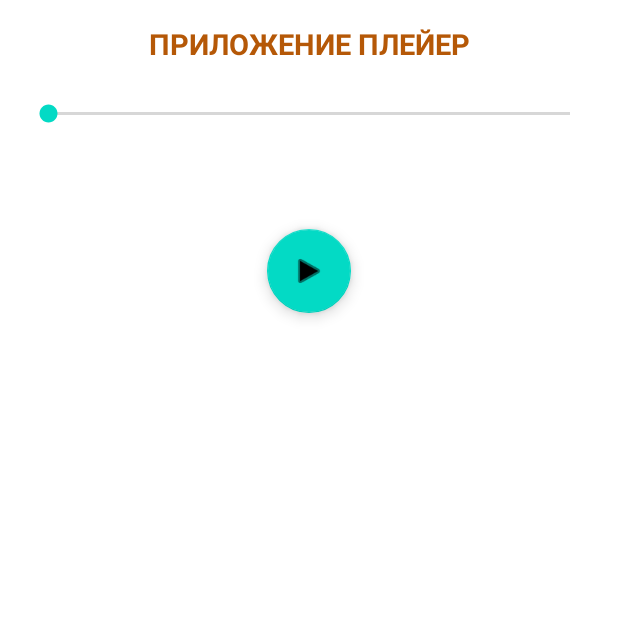
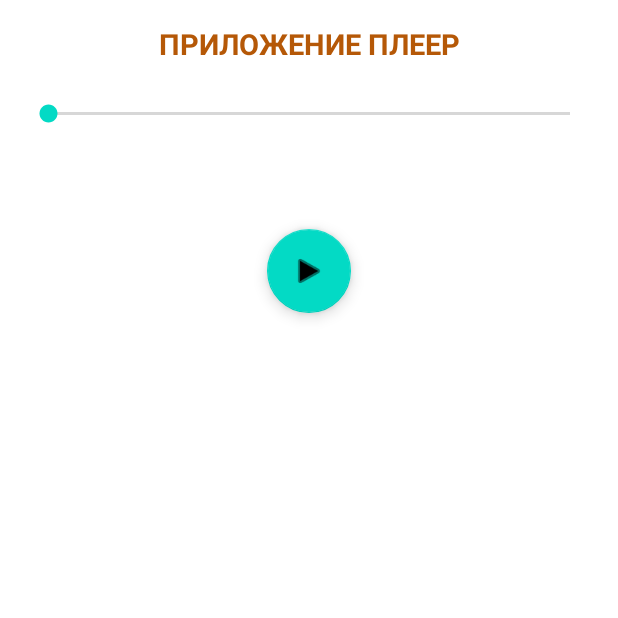
Before and after one commit to MSagGik/FifthLessonAudioPlayer2.0, an Android app: the screen it shows after launch (MainActivity), on a phone screen of 412 x 824 dp, the top half of it. Run offline under Robolectric (Android 15) with nearby library versions, the phone set to English and light mode, and no system bars.

Commit message:
Commit update 190223

```diff
--- a/app/src/main/java/com/msaggik/fifthlessonaudioplayer20/MainActivity.java
+++ b/app/src/main/java/com/msaggik/fifthlessonaudioplayer20/MainActivity.java
@@ -15,7 +15,7 @@ import com.google.android.material.floatingactionbutton.FloatingActionButton;
 public class MainActivity extends AppCompatActivity  implements Runnable{
 
     // создание полей
-    private MediaPlayer mediaPlayer = new MediaPlayer(); // создание поля медиа-плейера
+    private MediaPlayer mediaPlayer = new MediaPlayer(); // создание поля медиа-плеера
     private SeekBar seekBar; // создание поля SeekBar
     private boolean wasPlaying = false; // поле проигрывания аудио-файла
     private FloatingActionButton fabPlayPause; // поле кнопки проигрывания и постановки на паузу аудиофайла
--- a/app/src/main/res/layout/activity_main.xml
+++ b/app/src/main/res/layout/activity_main.xml
@@ -12,7 +12,7 @@
         android:layout_height="wrap_content"
         android:layout_marginTop="16dp"
         android:gravity="center"
-        android:text="ПРИЛОЖЕНИЕ ПЛЕЙЕР"
+        android:text="ПРИЛОЖЕНИЕ ПЛЕЕР"
         android:textColor="#B55807"
         android:textSize="19sp"
         android:textStyle="bold"
```
